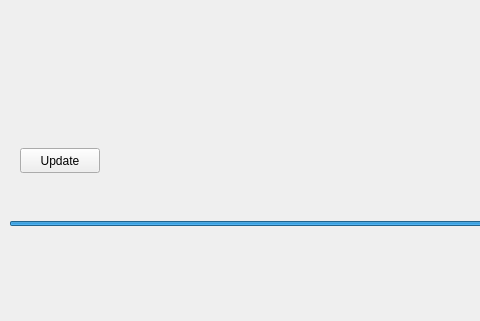
Old version of the form src/visuals/mainwindow.ui in the repository mipt-mmp/light; both pictures show x 0 to 480 and y 372 to 693 of the 827 by 693 pixel window.
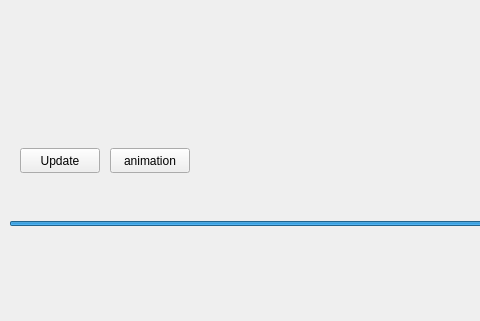
New version of the form. Custom widgets are drawn as their Qt base class.

Patch:
```diff
--- a/src/visuals/mainwindow.ui
+++ b/src/visuals/mainwindow.ui
@@ -169,6 +169,19 @@
      <string>Update</string>
     </property>
    </widget>
+   <widget class="QPushButton" name="anime">
+    <property name="geometry">
+     <rect>
+      <x>110</x>
+      <y>520</y>
+      <width>80</width>
+      <height>25</height>
+     </rect>
+    </property>
+    <property name="text">
+     <string>animation</string>
+    </property>
+   </widget>
   </widget>
   <widget class="QMenuBar" name="menubar">
    <property name="geometry">
```
